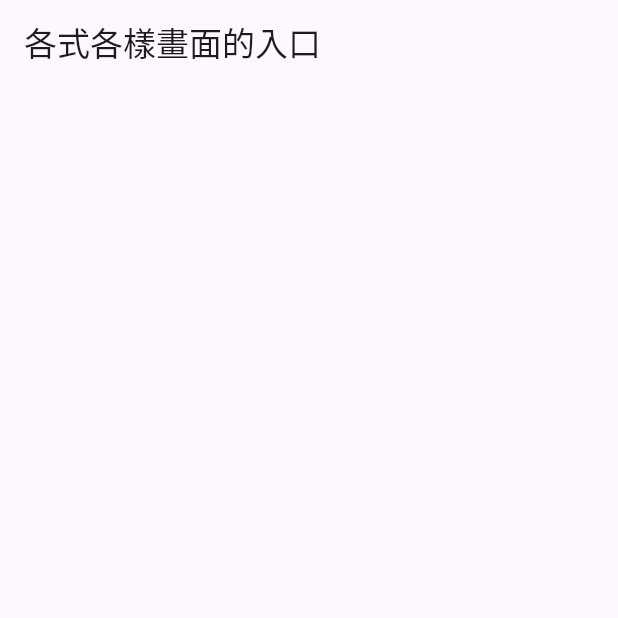
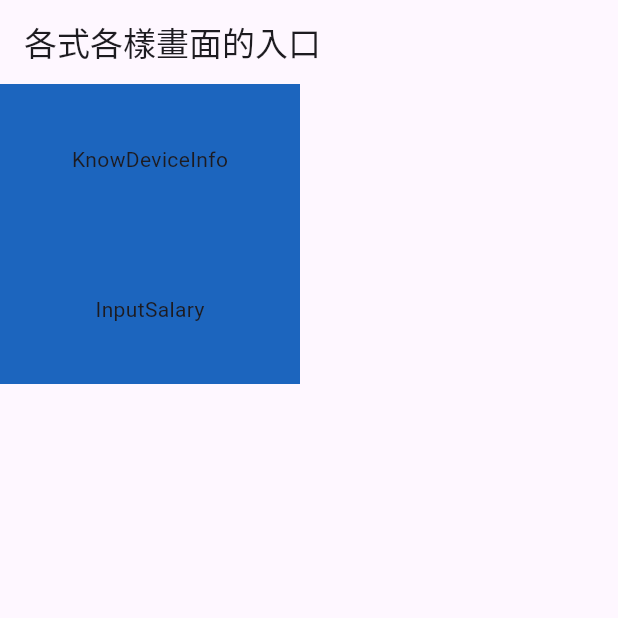
Before and after one commit to xuanzong06/sourceofeverything, a Flutter app: the screen it shows after launch, on a phone screen of 412 x 824 dp, the top half of it. Run offline on Flutter 3.47's test engine with Material 2 defaults, Android fonts, the phone set to English and light mode, and no system bars.

Commit message:
切換畫面OK

```diff
--- a/lib/main.dart
+++ b/lib/main.dart
@@ -14,7 +14,9 @@ class MyApp extends StatelessWidget {
     return MaterialApp(
       initialRoute: '/home',
       routes: {
-        '/home':(context) => PagesButton(),
+        '/home': (context) => PagesButton(),
+        '/KnowDeviceInfo': (context) => KnowDeviceInfo(),
+        '/InputSalary': (context) => InputSalary(title: 'SourceOfEverything :P'),
       },
       title: 'Flutter Demo',
       theme: ThemeData(
@@ -29,7 +31,7 @@ class MyApp extends StatelessWidget {
 }
 
 // 共通
-Widget LinkContainer(PageName, PageURL) {
+Widget LinkContainer(BuildContext context, String pagename) {
   // Color randomColor = getRandomColor();
   return GestureDetector(
     child: Container(
@@ -37,12 +39,13 @@ Widget LinkContainer(PageName, PageURL) {
       width: 200,
       height: 100,
       child: Center(
-        child: Text(PageName),
+        child: Text(pagename),
       ),
     ),
     onTap: () {
       //如果要使用我這種方式去建立Widget，會需要先建立Route
       // MaterialPageRoute(builder: (context) => const PageURL()),
+      Navigator.pushNamed(context, '/' + pagename);
     },
   );
 }
@@ -68,14 +71,17 @@ class PagesButton extends StatelessWidget {
       ),
       body: SingleChildScrollView(
         child: Column(
-          children: [],
+          children: [
+            LinkContainer(context, 'KnowDeviceInfo'),
+            LinkContainer(context, 'InputSalary'),
+          ],
         ),
       ),
     );
   }
 }
 
-// KnowDeviceInfoｚ
+// KnowDeviceInfo
 class KnowDeviceInfo extends StatefulWidget {
   const KnowDeviceInfo({super.key});
 
@@ -102,6 +108,13 @@ class _KnowDeviceInfoState extends State<KnowDeviceInfo> {
             Text(
               '這個裝置的Width:$DeviceSrceenHeight',
               style: TextStyle(color: Colors.black),
+            ),
+            FloatingActionButton(
+              onPressed: () {
+                Navigator.pop(context);
+              },
+              tooltip: '回上頁',
+              child: const Icon(Icons.arrow_back),
             ),
           ],
         ),
```
